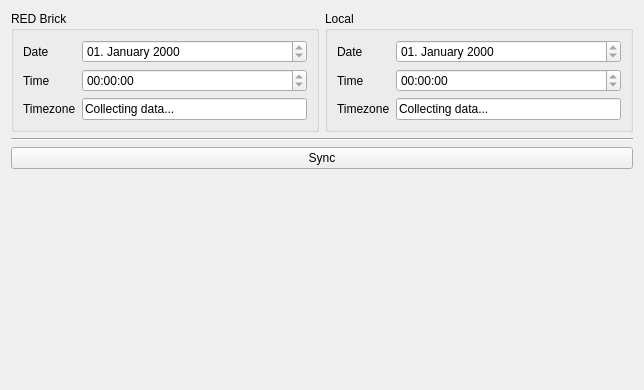
Before: the Qt Designer form src/brickv/plugin_system/plugins/red/ui/red_tab_settings_datetime.ui in Tinkerforge/brickv, drawn with Qt 5.
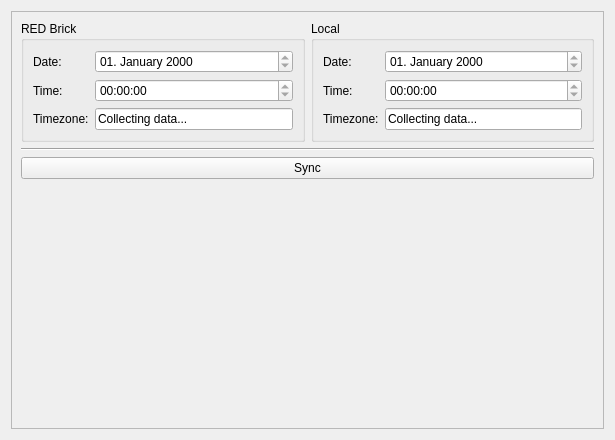
After: the same form once the commit is applied.

Commit message:
red-brick: Switch settings tab from a toolbox to a tab widget
The toolbox headers started to occupy too much space.

Also merge brickd general and advanced subtabs.

Diff of the .ui file:
```diff
--- a/src/brickv/plugin_system/plugins/red/ui/red_tab_settings_datetime.ui
+++ b/src/brickv/plugin_system/plugins/red/ui/red_tab_settings_datetime.ui
@@ -1,18 +1,33 @@
 <?xml version="1.0" encoding="UTF-8"?>
 <ui version="4.0">
- <class>REDTabSettingsDatetime</class>
- <widget class="QWidget" name="REDTabSettingsDatetime">
+ <class>REDTabSettingsDateTime</class>
+ <widget class="QWidget" name="REDTabSettingsDateTime">
   <property name="geometry">
    <rect>
     <x>0</x>
     <y>0</y>
-    <width>644</width>
-    <height>390</height>
+    <width>615</width>
+    <height>440</height>
    </rect>
   </property>
   <property name="windowTitle">
    <string>Form</string>
   </property>
+  <layout class="QVBoxLayout" name="verticalLayout_3">
+   <item>
+    <widget class="QScrollArea" name="scrollArea">
+     <property name="widgetResizable">
+      <bool>true</bool>
+     </property>
+     <widget class="QWidget" name="scrollAreaWidgetContents">
+      <property name="geometry">
+       <rect>
+        <x>0</x>
+        <y>0</y>
+        <width>595</width>
+        <height>420</height>
+       </rect>
+      </property>
   <layout class="QVBoxLayout" name="verticalLayout_2">
    <item>
     <layout class="QVBoxLayout" name="verticalLayout">
@@ -29,7 +44,7 @@
             <item row="1" column="0">
              <widget class="QLabel" name="label_19">
               <property name="text">
-               <string>Date</string>
+                   <string>Date:</string>
               </property>
               <property name="buddy">
                <cstring>time_date_red</cstring>
@@ -39,7 +54,7 @@
             <item row="2" column="0">
              <widget class="QLabel" name="label_20">
               <property name="text">
-               <string>Time</string>
+                   <string>Time:</string>
               </property>
               <property name="buddy">
                <cstring>time_time_red</cstring>
@@ -49,7 +64,7 @@
             <item row="3" column="0">
              <widget class="QLabel" name="label_33">
               <property name="text">
-               <string>Timezone</string>
+                   <string>Timezone:</string>
               </property>
               <property name="buddy">
                <cstring>time_timezone_red</cstring>
@@ -117,7 +132,7 @@
             <item row="0" column="0">
              <widget class="QLabel" name="label_34">
               <property name="text">
-               <string>Date</string>
+                   <string>Date:</string>
               </property>
               <property name="buddy">
                <cstring>time_date_local</cstring>
@@ -140,7 +155,7 @@
             <item row="1" column="0">
              <widget class="QLabel" name="label_35">
               <property name="text">
-               <string>Time</string>
+                   <string>Time:</string>
               </property>
               <property name="buddy">
                <cstring>time_time_local</cstring>
@@ -150,7 +165,7 @@
             <item row="2" column="0">
              <widget class="QLabel" name="label_36">
               <property name="text">
-               <string>Timezone</string>
+                   <string>Timezone:</string>
               </property>
               <property name="buddy">
                <cstring>time_timezone_local</cstring>
@@ -210,8 +225,10 @@
        </property>
       </widget>
      </item>
+        </layout>
+       </item>
      <item>
-      <spacer name="verticalSpacer_7">
+        <spacer name="verticalSpacer">
        <property name="orientation">
         <enum>Qt::Vertical</enum>
        </property>
@@ -224,10 +241,13 @@
       </spacer>
      </item>
     </layout>
+     </widget>
+    </widget>
    </item>
   </layout>
   <zorder>verticalSpacer_7</zorder>
-  <zorder>verticalLayoutWidget</zorder>
+  <zorder>scrollArea</zorder>
+  <zorder>time_sync_button</zorder>
  </widget>
  <tabstops>
   <tabstop>time_date_red</tabstop>
```
Left out of the diff: 1 changed line with no effect on the pictures. Lines whose indentation alone changed are shown as unchanged. The commit also changes 10 other files.
